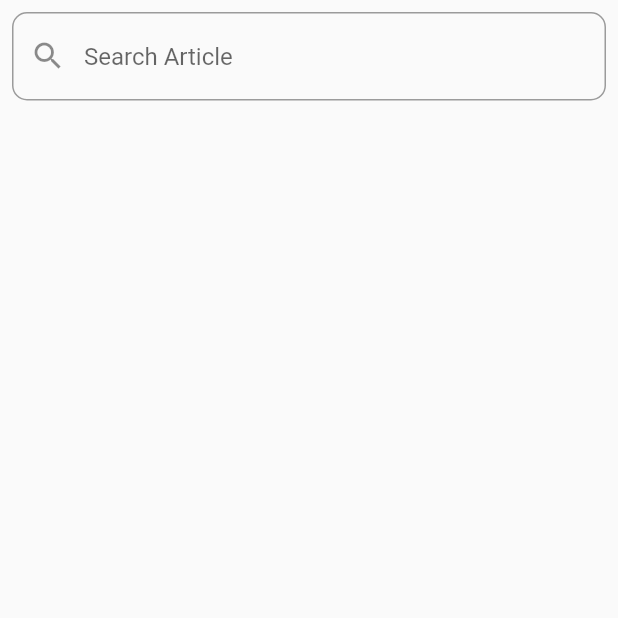
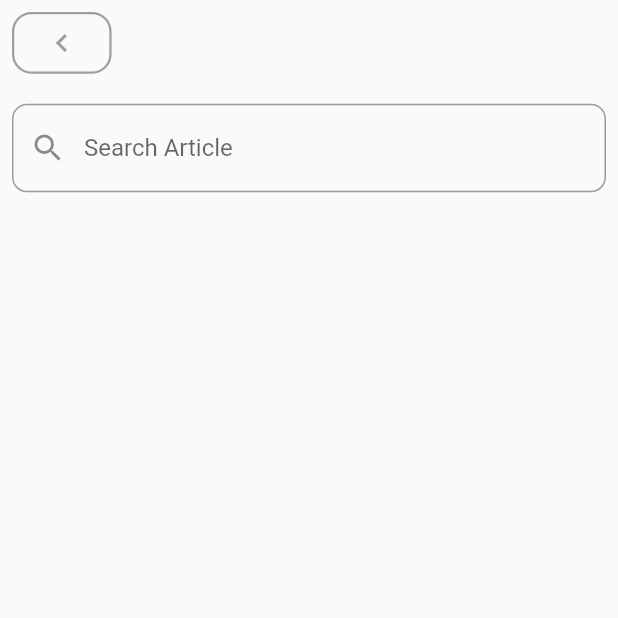
Before and after one commit to anoopg1/news_app, a Flutter app: the ScreenSearch screen opened directly, on a phone screen of 412 x 824 dp, the top half of it. Run offline on Flutter 3.47's test engine with Material 2 defaults, Android fonts, the phone set to English and light mode, and no system bars; our stand-ins replace bloc, dartz, flutter_bloc, freezed_annotation, get_it, injectable; network calls fail.

Commit message:
api integrated, loading news feature implemented, search news feature implemented

```diff
--- a/lib/application/home/home_bloc.dart
+++ b/lib/application/home/home_bloc.dart
@@ -1,13 +1,9 @@
 import 'package:bloc/bloc.dart';
 
 import 'package:flutter/material.dart';
-import 'package:flutter/rendering.dart';
 import 'package:freezed_annotation/freezed_annotation.dart';
 import 'package:injectable/injectable.dart';
-import 'package:news_app_machine_test/domain/home/model/news_model/article.dart';
-
 import 'package:news_app_machine_test/domain/home/services/home_services.dart';
-
 part 'home_event.dart';
 part 'home_state.dart';
 part 'home_bloc.freezed.dart';
@@ -18,21 +14,18 @@ class HomeBloc extends Bloc<HomeEvent, HomeState> {
   HomeBloc(this.homeServices) : super(HomeState.initial()) {
     on<GetNewsData>((event, emit) async {
       emit(state.copyWith(
-          isLoading: true, loadingStatus: CircularProgressIndicator()));
+        isLoading: true,
+      ));
 
       final newsStatus = await homeServices.getNewsData();
 
       emit(
         newsStatus.fold(
-          (failure) => state.copyWith(
-            isLoading: false,
-          ),
-          (success) => state.copyWith(isLoading: false, news: success),
+          (failure) => state.copyWith(isLoading: false, loadingStatus: false),
+          (success) => state.copyWith(
+              isLoading: false, news: success, loadingStatus: true),
         ),
       );
-      print("neewws: ${state.news.toString()}");
     });
-
-
   }
 }
--- a/lib/application/home/home_event.dart
+++ b/lib/application/home/home_event.dart
@@ -3,5 +3,8 @@ part of 'home_bloc.dart';
 @freezed
 class HomeEvent with _$HomeEvent {
   const factory HomeEvent.getNewsData() = GetNewsData;
-  const factory HomeEvent.navigateToNewsDetail({required BuildContext context}) = NavigateToNewsDetail;
+  const factory HomeEvent.navigateToNewsDetail(
+      {required BuildContext context}) = NavigateToNewsDetail;
+  const factory HomeEvent.navigateToSearchScreen(
+      {required BuildContext context}) = NavigateToSearchScreen;
 }
--- a/lib/application/home/home_state.dart
+++ b/lib/application/home/home_state.dart
@@ -2,18 +2,19 @@ part of 'home_bloc.dart';
 
 @freezed
 class HomeState with _$HomeState {
-  const factory HomeState({
-    required bool isLoading,
-    required dynamic news,
-    required Widget loadingStatus,
-    required dynamic filteredNews,
-  }) = _HomeState;
+  const factory HomeState(
+      {required bool isLoading,
+      required dynamic news,
+      required bool loadingStatus,
+
+
+      }) = _HomeState;
 
   factory HomeState.initial() {
     return const HomeState(
-        isLoading: false,
-        news: [],
-        loadingStatus: Placeholder(),
-        filteredNews: []);
+      isLoading: false,
+      news: [],
+      loadingStatus: true,
+    );
   }
 }
--- a/lib/core/colors/colors.dart
+++ /dev/null
@@ -1,5 +0,0 @@
-import 'package:flutter/material.dart';
-
-const kwhite = Colors.white;
-const kbleck = Colors.black;
-const kblue = Colors.blue;
--- a/lib/domain/home/services/search_service.dart
+++ /dev/null
@@ -1,3 +0,0 @@
-abstract class SearchService {
-  Future<dynamic> searchNews({required String searchText});
-}
--- a/lib/infrastructure/home/home_repository.dart
+++ b/lib/infrastructure/home/home_repository.dart
@@ -17,12 +17,8 @@ class HomeRepository implements HomeServices {
       final Response response =
           await http.get(Uri.parse(ApiEndpoints().newsUrl));
 
-      // print(response.body);
-
       if (response.statusCode == 200) {
         final dynamic jsonList = json.decode(response.body);
-
-        print(jsonList);
 
         return Right(jsonList);
       } else {
--- a/lib/presentation/home/screens/screen_detailed_news.dart
+++ b/lib/presentation/home/screens/screen_detailed_news.dart
@@ -38,7 +38,7 @@ class ScreenDetailedNews extends StatelessWidget {
             Container(
               height: MediaQuery.of(context).size.height * 0.40,
               decoration: BoxDecoration(
-                borderRadius: BorderRadius.all(Radius.circular(20)),
+                borderRadius:const BorderRadius.all(Radius.circular(20)),
                 image: DecorationImage(
                   fit: BoxFit.fill,
                   image: NetworkImage(
--- a/lib/presentation/search/screen_search.dart
+++ b/lib/presentation/search/screen_search.dart
@@ -25,6 +25,25 @@ class _ScreenSearchState extends State<ScreenSearch> {
         padding: const EdgeInsets.all(8.0),
         child: Column(
           children: [
+            Padding(
+              padding: EdgeInsets.only(
+                  right: MediaQuery.of(context).size.width * 0.80),
+              child: InkWell(
+                onTap: () => Navigator.pop(context),
+                child: Container(
+                  height: MediaQuery.of(context).size.height * 0.050,
+                  width: MediaQuery.of(context).size.width * 0.17,
+                  decoration: BoxDecoration(
+                      borderRadius: BorderRadius.circular(13),
+                      border: Border.all(width: 1.5, color: Colors.grey)),
+                  child: const Icon(
+                    Icons.keyboard_arrow_left,
+                    color: Colors.grey,
+                  ),
+                ),
+              ),
+            ),
+            kheight20,
             BlocBuilder<HomeBloc, HomeState>(
               builder: (context, state) {
                 return TextFormField(
@@ -40,9 +59,11 @@ class _ScreenSearchState extends State<ScreenSearch> {
                       for (int i = 0; i <= 10; i++) {
                         if (state.news['articles'][i]["title"]
                                 .toString()
+                                .toLowerCase()
                                 .contains(value) ||
                             state.news['articles'][i]["content"]
                                 .toString()
+                                .toLowerCase()
                                 .contains(value)) {
                           filteredNewsIndex.add(i);
 
```
Also changed, not shown: lib/infrastructure/search/search_repository.dart (deleted, +0 -37 lines), lib/presentation/home/screens/screen_home.dart (+58 -11 lines), lib/application/home/home_bloc.freezed.dart.
